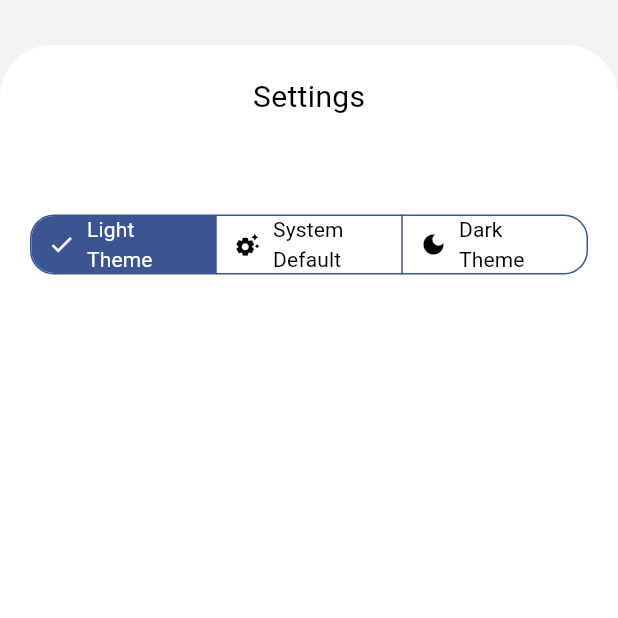
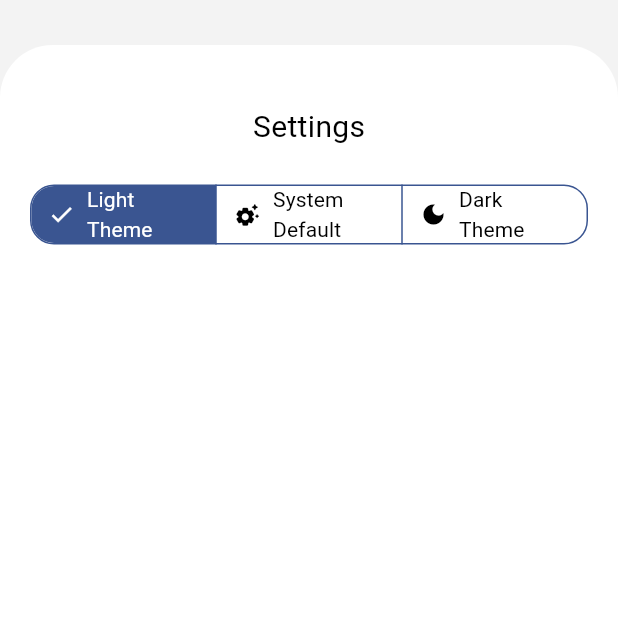
Before and after one commit to kakelay/flutter_audio_player, a Flutter app: the screen it shows after launch, after a tap on "Music", after a tap on "Light Theme", on a phone screen of 412 x 824 dp, the top half of it. Run offline on Flutter 3.47's test engine with Material 3 defaults, Android fonts, the light colour scheme and no system bars; our stand-ins replace adaptive_theme, audioplayers, flutter_riverpod, gap, permission_handler, shared_preferences and 1 more; missing offline and left inert: window_manager; Roboto replaces fonts that are missing (Play).

Commit message:
update : create folder thems color

```diff
--- a/lib/player.dart
+++ b/lib/player.dart
@@ -47,8 +47,6 @@
 //     return nowPlaying;
 //   }
 // }
-
-
 
 import 'package:audioplayers/audioplayers.dart';
 
--- /dev/null
+++ b/lib/themes/app_colors/app_color.dart
@@ -0,0 +1,62 @@
+import 'package:adaptive_theme/adaptive_theme.dart';
+import 'package:flutter/material.dart';
+import 'package:flutter_riverpod/flutter_riverpod.dart';
+
+final segmentedButtonProvider =
+    StateProvider<ThemeType>((ref) => ThemeType.system);
+
+enum ThemeType { light, system, dark }
+
+segmentedSpeed() => Consumer(
+      builder: (context, WidgetRef ref, __) {
+        final selected = ref.watch(segmentedButtonProvider);
+        return SegmentedButton(
+          segments: [
+            ButtonSegment(
+                value: ThemeType.light,
+                label: segmentedText('Light Theme'),
+                icon: const Icon(Icons.light_mode)),
+            ButtonSegment(
+                value: ThemeType.system,
+                label: segmentedText('System Default'),
+                icon: const Icon(Icons.settings_suggest_rounded)),
+            ButtonSegment(
+                value: ThemeType.dark,
+                label: segmentedText('Dark Theme'),
+                icon: const Icon(Icons.dark_mode)),
+          ],
+          selected: {selected},
+          onSelectionChanged: (newSelection) {
+            newSelection.first == ThemeType.light
+                ? AdaptiveTheme.of(context).setLight()
+                : newSelection.first == ThemeType.dark
+                    ? AdaptiveTheme.of(context).setDark()
+                    : AdaptiveTheme.of(context).setSystem();
+
+            ref.read(segmentedButtonProvider.notifier).state =
+                newSelection.first;
+          },
+          style: ButtonStyle(
+            visualDensity: VisualDensity.comfortable,
+            shape: MaterialStateProperty.all<RoundedRectangleBorder>(
+              RoundedRectangleBorder(
+                borderRadius: BorderRadius.circular(16),
+              ),
+            ),
+            side: MaterialStateProperty.all<BorderSide>(
+              BorderSide(
+                color: Theme.of(context).colorScheme.secondary,
+              ),
+            ),
+          ),
+        );
+      },
+    );
+
+segmentedText(String text) => Text(
+      text,
+      style: const TextStyle(
+        fontSize: 14,
+        fontFamily: 'Play',
+      ),
+    );
--- a/lib/top_bar.dart
+++ b/lib/top_bar.dart
@@ -1,7 +1,9 @@
 import 'package:adaptive_theme/adaptive_theme.dart';
 import 'package:flutter/material.dart';
 import 'package:flutter_riverpod/flutter_riverpod.dart';
+import 'package:gap/gap.dart';
 import 'package:shared_preferences/shared_preferences.dart';
+import 'package:youtube/themes/app_colors/app_color.dart';
 
 import 'main.dart';
 
@@ -14,13 +16,13 @@ class TopBar extends StatelessWidget {
       builder: (_, WidgetRef ref, __) {
         final settingsOpened = ref.watch(settingsState);
         return settingsOpened
-            ? SingleChildScrollView(
-                child: AnimatedContainer(
+            ? AnimatedContainer(
                 duration: const Duration(milliseconds: 300),
                 curve: Curves.easeInOut,
                 padding: const EdgeInsets.fromLTRB(20, 20, 20, 10),
                 child: Column(
                   children: [
+                    const Gap(20),
                     Text(
                       "Settings",
                       style: TextStyle(
@@ -28,14 +30,12 @@ class TopBar extends StatelessWidget {
                         fontSize: 20,
                       ),
                     ),
-                      const SizedBox(height: 60),
+                    const Gap(20),
                     segmentedSpeed(),
                   ],
                 ),
-                ),
               )
-            : SingleChildScrollView(
-                child: AnimatedContainer(
+            : AnimatedContainer(
                 duration: const Duration(milliseconds: 300),
                 child: Center(
                   child: Text(
@@ -44,7 +44,6 @@ class TopBar extends StatelessWidget {
                       color: Theme.of(context).colorScheme.onPrimary,
                       fontSize: 22,
                       fontFamily: "Roboto",
-                      ),
                     ),
                   ),
                 ),
@@ -60,62 +59,3 @@ class TopBar extends StatelessWidget {
     }
   }
 }
-
-final segmentedButtonProvider =
-    StateProvider<ThemeType>((ref) => ThemeType.system);
-
-enum ThemeType { light, system, dark }
-
-segmentedSpeed() => Consumer(
-      builder: (context, WidgetRef ref, __) {
-        final selected = ref.watch(segmentedButtonProvider);
-        return SegmentedButton(
-          segments: [
-            ButtonSegment(
-                value: ThemeType.light,
-                label: segmentedText('Light Theme'),
-                icon: const Icon(Icons.light_mode)),
-            ButtonSegment(
-                value: ThemeType.system,
-                label: segmentedText('System Default'),
-                icon: const Icon(Icons.settings_suggest_rounded)),
-            ButtonSegment(
-                value: ThemeType.dark,
-                label: segmentedText('Dark Theme'),
-                icon: const Icon(Icons.dark_mode)),
-          ],
-          selected: {selected},
-          onSelectionChanged: (newSelection) {
-            newSelection.first == ThemeType.light
-                ? AdaptiveTheme.of(context).setLight()
-                : newSelection.first == ThemeType.dark
-                    ? AdaptiveTheme.of(context).setDark()
-                    : AdaptiveTheme.of(context).setSystem();
-
-            ref.read(segmentedButtonProvider.notifier).state =
-                newSelection.first;
-          },
-          style: ButtonStyle(
-            visualDensity: VisualDensity.comfortable,
-            shape: MaterialStateProperty.all<RoundedRectangleBorder>(
-              RoundedRectangleBorder(
-                borderRadius: BorderRadius.circular(16),
-              ),
-            ),
-            side: MaterialStateProperty.all<BorderSide>(
-              BorderSide(
-                color: Theme.of(context).colorScheme.secondary,
-              ),
-            ),
-          ),
-        );
-      },
-    );
-
-segmentedText(String text) => Text(
-      text,
-      style: const TextStyle(
-        fontSize: 14,
-        fontFamily: 'Play',
-      ),
-    );
--- a/pubspec.yaml
+++ b/pubspec.yaml
@@ -43,6 +43,8 @@ dependencies:
   flutter_riverpod: ^2.3.10
   url_launcher: ^6.2.2
   shared_preferences: ^2.2.1
+  gap: ^3.0.1
+  get: ^4.6.6
 
 
   # The following adds the Cupertino Icons font to your application.
```
Also changed, not shown: pubspec.lock. Lines whose indentation alone changed are shown as unchanged.
